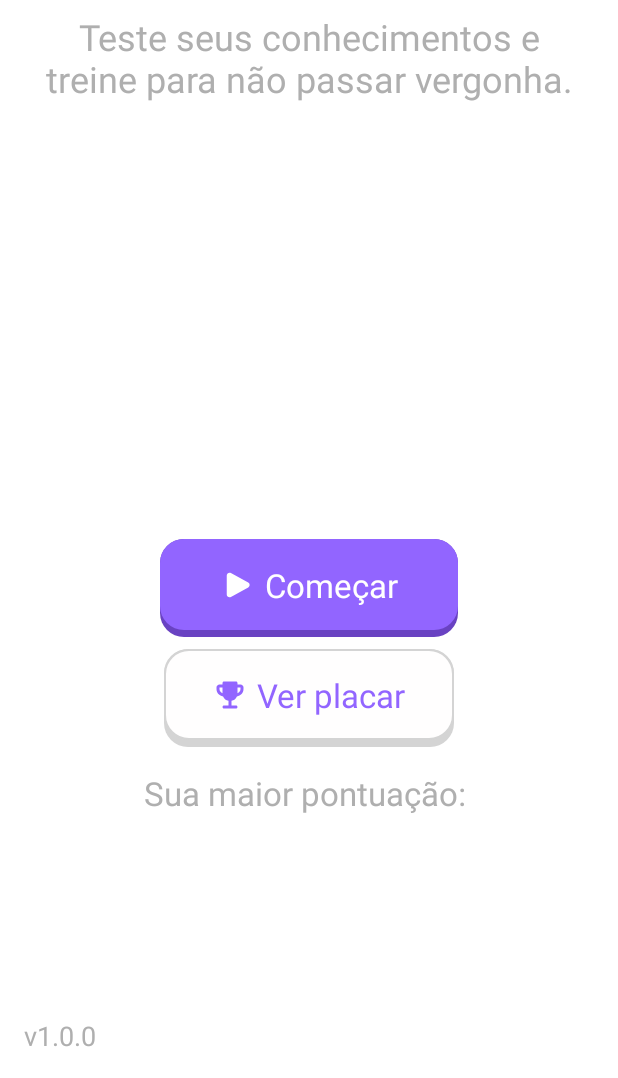
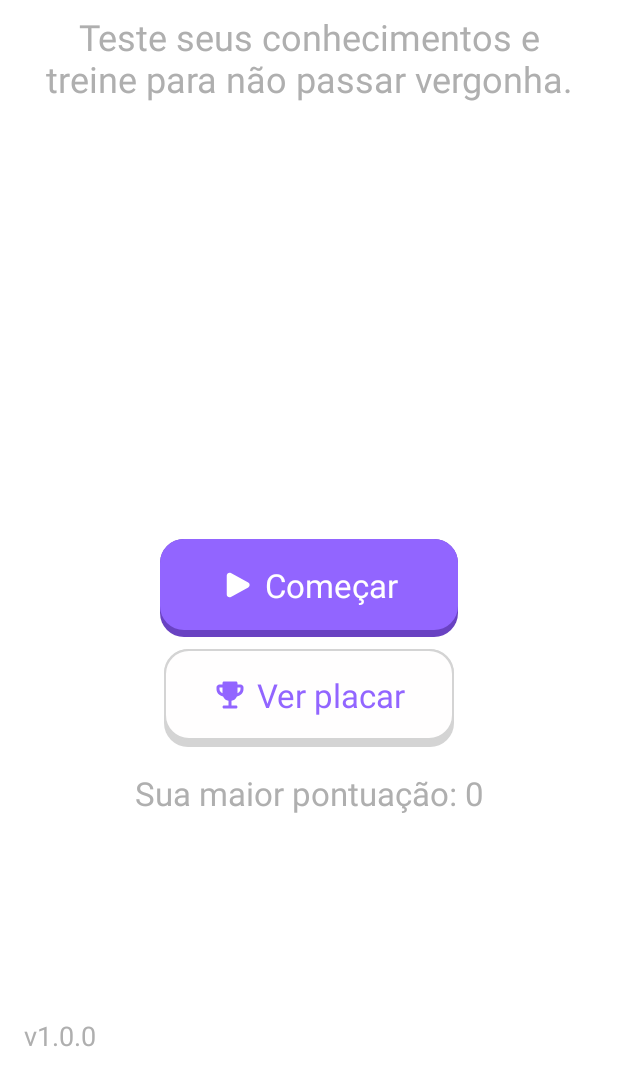
Before and after one commit to luizlealdev/tabuada-glecio-app, an Android app: the HomeFragment screen opened directly, with no data from a screen before it, on a phone screen of 412 x 824 dp, the part 158-1236 px from its top. Run offline under Robolectric (Android 15) with nearby library versions, the phone set to English and light mode, and no system bars; our stand-ins replace data binding; Roboto replaces fonts that are not available here.

Commit message:
fix: verify if max score is null

```diff
--- a/app/src/main/java/dev/luizleal/tabuadaglecio/fragments/HomeFragment.kt
+++ b/app/src/main/java/dev/luizleal/tabuadaglecio/fragments/HomeFragment.kt
@@ -16,6 +16,8 @@ import dev.luizleal.tabuadaglecio.util.ViewUtils.Companion.setButtonPressedAnima
 class HomeFragment : Fragment(R.layout.fragment_home) {
     private lateinit var binding: FragmentHomeBinding
 
+    private lateinit var securityPreferences: SecurityPreferences
+
     override fun onCreateView(
         inflater: LayoutInflater, container: ViewGroup?,
         savedInstanceState: Bundle?
@@ -28,8 +30,14 @@ class HomeFragment : Fragment(R.layout.fragment_home) {
     override fun onViewCreated(view: View, savedInstanceState: Bundle?) {
         super.onViewCreated(view, savedInstanceState)
 
+        securityPreferences = SecurityPreferences(requireContext())
+
         binding.buttonStart.setButtonPressedAnimation()
         binding.buttonViewLeaderboard.setButtonPressedAnimation()
+
+        if (securityPreferences.getString("maxScore").isEmpty()) {
+            securityPreferences.storeString("maxScore", "0")
+        }
 
         binding.apply {
             buttonStart.setOnClickListener {
```
